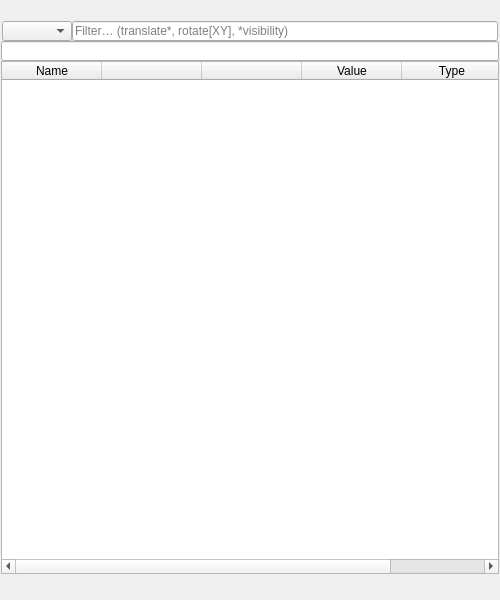
The window that mayatk/node_utils/attributes/channels/channels.ui (m3trik/mayatk) describes before a commit, drawn with Qt 5.
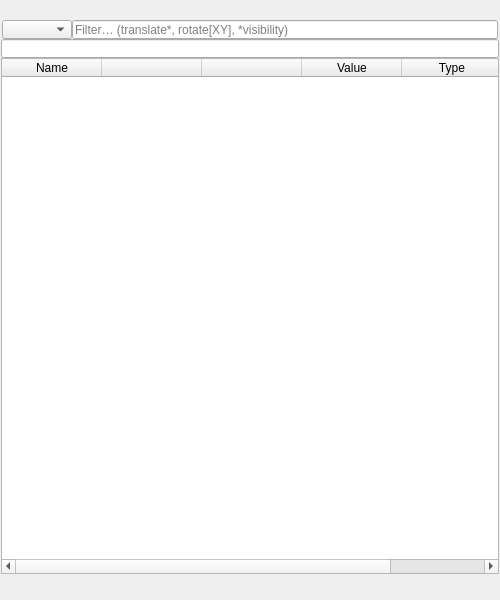
The same window after the commit. Custom widgets are drawn as their Qt base class.

Diff of the .ui file:
```diff
--- a/mayatk/node_utils/attributes/channels/channels.ui
+++ b/mayatk/node_utils/attributes/channels/channels.ui
@@ -32,13 +32,13 @@
       <property name="minimumSize">
        <size>
         <width>0</width>
-        <height>20</height>
+        <height>19</height>
        </size>
       </property>
       <property name="maximumSize">
        <size>
         <width>16777215</width>
-        <height>20</height>
+        <height>19</height>
        </size>
       </property>
       <property name="font">
@@ -74,13 +74,13 @@
         <property name="minimumSize">
          <size>
           <width>70</width>
-          <height>20</height>
+          <height>19</height>
          </size>
         </property>
         <property name="maximumSize">
          <size>
           <width>70</width>
-          <height>20</height>
+          <height>19</height>
          </size>
         </property>
         <property name="toolTip">
@@ -93,13 +93,13 @@
         <property name="minimumSize">
          <size>
           <width>0</width>
-          <height>20</height>
+          <height>19</height>
          </size>
         </property>
         <property name="maximumSize">
          <size>
           <width>16777215</width>
-          <height>20</height>
+          <height>19</height>
          </size>
         </property>
         <property name="toolTip">
@@ -130,13 +130,13 @@
       <property name="minimumSize">
        <size>
         <width>0</width>
-        <height>20</height>
+        <height>19</height>
        </size>
       </property>
       <property name="maximumSize">
        <size>
         <width>16777215</width>
-        <height>20</height>
+        <height>19</height>
        </size>
       </property>
      </widget>
```
